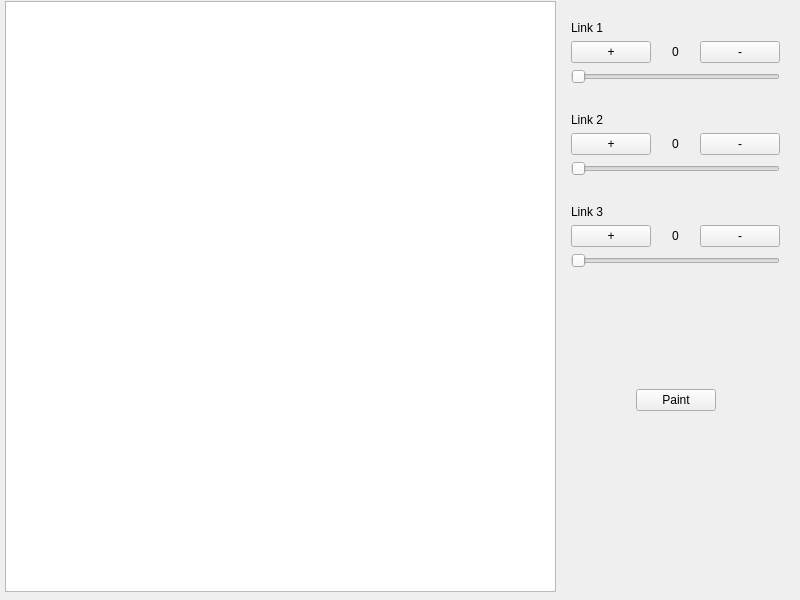
This is PaintBot 2 - Inverse Kinematics/mainwindow.ui in MoffMade/CSCE462-PainterBot as Qt 5 draws it before an edit. The edited form follows.
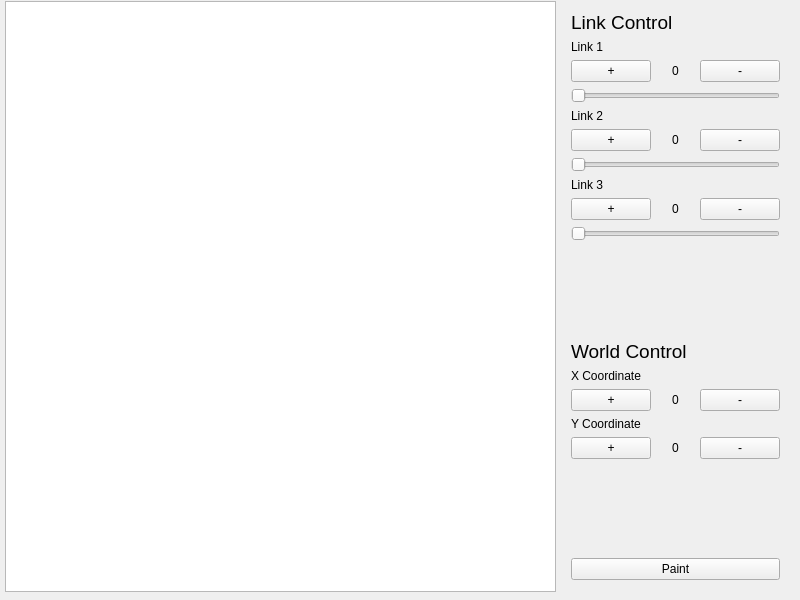
This is the edited form.

Commit message: added World Control controls to ui

Patch:
```diff
--- a/PaintBot 2 - Inverse Kinematics/mainwindow.ui
+++ b/PaintBot 2 - Inverse Kinematics/mainwindow.ui
@@ -18,12 +18,24 @@
     <property name="geometry">
      <rect>
       <x>560</x>
-      <y>10</y>
+      <y>0</y>
       <width>231</width>
-      <height>412</height>
+      <height>591</height>
      </rect>
     </property>
     <layout class="QVBoxLayout" name="verticalLayout">
+     <item>
+      <widget class="QLabel" name="label_5">
+       <property name="font">
+        <font>
+         <pointsize>14</pointsize>
+        </font>
+       </property>
+       <property name="text">
+        <string>Link Control</string>
+       </property>
+      </widget>
+     </item>
      <item>
       <widget class="QLabel" name="label">
        <property name="text">
@@ -75,19 +87,6 @@
        </property>
       </widget>
      </item>
-     <item>
-      <spacer name="verticalSpacer">
-       <property name="orientation">
-        <enum>Qt::Vertical</enum>
-       </property>
-       <property name="sizeHint" stdset="0">
-        <size>
-         <width>20</width>
-         <height>40</height>
-        </size>
-       </property>
-      </spacer>
-     </item>
      <item>
       <widget class="QLabel" name="label_2">
        <property name="text">
@@ -133,19 +132,6 @@
        </property>
       </widget>
      </item>
-     <item>
-      <spacer name="verticalSpacer_3">
-       <property name="orientation">
-        <enum>Qt::Vertical</enum>
-       </property>
-       <property name="sizeHint" stdset="0">
-        <size>
-         <width>20</width>
-         <height>40</height>
-        </size>
-       </property>
-      </spacer>
-     </item>
      <item>
       <widget class="QLabel" name="label_3">
        <property name="text">
@@ -205,17 +191,86 @@
       </spacer>
      </item>
      <item>
-      <spacer name="verticalSpacer_5">
-       <property name="orientation">
-        <enum>Qt::Vertical</enum>
+      <widget class="QLabel" name="label_8">
+       <property name="font">
+        <font>
+         <pointsize>14</pointsize>
+        </font>
        </property>
-       <property name="sizeHint" stdset="0">
-        <size>
-         <width>20</width>
-         <height>40</height>
-        </size>
+       <property name="text">
+        <string>World Control</string>
        </property>
-      </spacer>
+      </widget>
+     </item>
+     <item>
+      <widget class="QLabel" name="label_10">
+       <property name="text">
+        <string>X Coordinate</string>
+       </property>
+      </widget>
+     </item>
+     <item>
+      <layout class="QHBoxLayout" name="horizontalLayout_6">
+       <item>
+        <widget class="QPushButton" name="pushButton_10">
+         <property name="text">
+          <string>+</string>
+         </property>
+        </widget>
+       </item>
+       <item>
+        <widget class="QLabel" name="label_9">
+         <property name="text">
+          <string>0</string>
+         </property>
+         <property name="alignment">
+          <set>Qt::AlignCenter</set>
+         </property>
+        </widget>
+       </item>
+       <item>
+        <widget class="QPushButton" name="pushButton_11">
+         <property name="text">
+          <string>-</string>
+         </property>
+        </widget>
+       </item>
+      </layout>
+     </item>
+     <item>
+      <widget class="QLabel" name="label_12">
+       <property name="text">
+        <string>Y Coordinate</string>
+       </property>
+      </widget>
+     </item>
+     <item>
+      <layout class="QHBoxLayout" name="horizontalLayout_7">
+       <item>
+        <widget class="QPushButton" name="pushButton_12">
+         <property name="text">
+          <string>+</string>
+         </property>
+        </widget>
+       </item>
+       <item>
+        <widget class="QLabel" name="label_11">
+         <property name="text">
+          <string>0</string>
+         </property>
+         <property name="alignment">
+          <set>Qt::AlignCenter</set>
+         </property>
+        </widget>
+       </item>
+       <item>
+        <widget class="QPushButton" name="pushButton_13">
+         <property name="text">
+          <string>-</string>
+         </property>
+        </widget>
+       </item>
+      </layout>
      </item>
      <item>
       <spacer name="verticalSpacer_7">
@@ -230,47 +285,8 @@
        </property>
       </spacer>
      </item>
-     <item>
-      <spacer name="verticalSpacer_2">
-       <property name="orientation">
-        <enum>Qt::Vertical</enum>
-       </property>
-       <property name="sizeHint" stdset="0">
-        <size>
-         <width>20</width>
-         <height>40</height>
-        </size>
-       </property>
-      </spacer>
-     </item>
-     <item>
-      <spacer name="verticalSpacer_4">
-       <property name="orientation">
-        <enum>Qt::Vertical</enum>
-       </property>
-       <property name="sizeHint" stdset="0">
-        <size>
-         <width>20</width>
-         <height>40</height>
-        </size>
-       </property>
-      </spacer>
-     </item>
      <item>
       <layout class="QHBoxLayout" name="horizontalLayout">
-       <item>
-        <spacer name="horizontalSpacer_2">
-         <property name="orientation">
-          <enum>Qt::Horizontal</enum>
-         </property>
-         <property name="sizeHint" stdset="0">
-          <size>
-           <width>40</width>
-           <height>20</height>
-          </size>
-         </property>
-        </spacer>
-       </item>
        <item>
         <widget class="QPushButton" name="pushButton">
          <property name="sizePolicy">
@@ -290,19 +306,6 @@
          </property>
         </widget>
        </item>
-       <item>
-        <spacer name="horizontalSpacer">
-         <property name="orientation">
-          <enum>Qt::Horizontal</enum>
-         </property>
-         <property name="sizeHint" stdset="0">
-          <size>
-           <width>40</width>
-           <height>20</height>
-          </size>
-         </property>
-        </spacer>
-       </item>
       </layout>
      </item>
     </layout>
```
